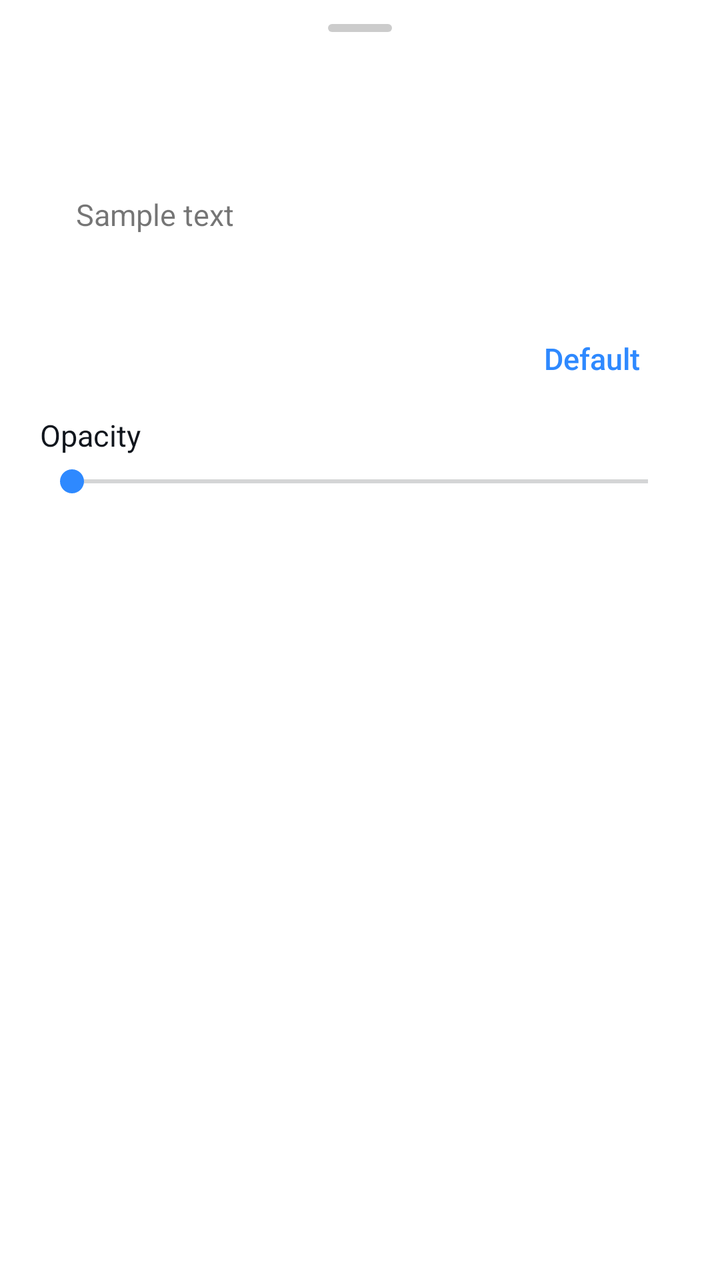
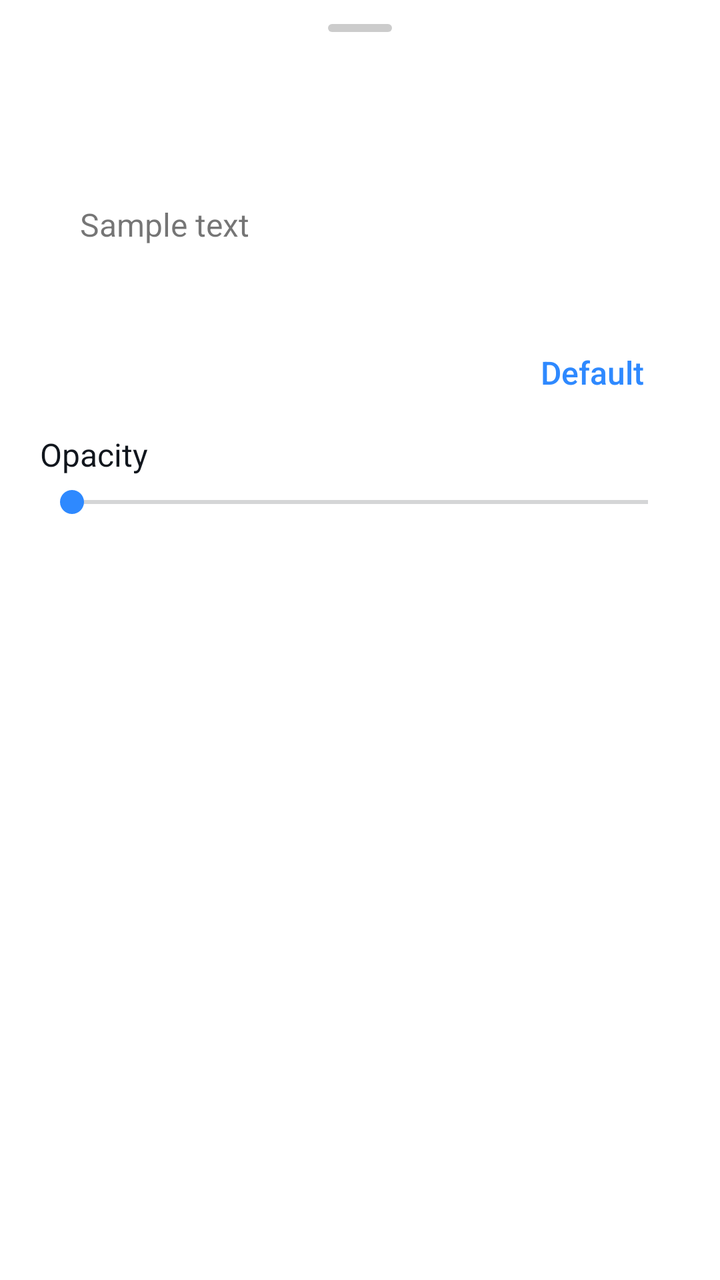

Screens rendered from an Android XML layout before and after an edit, with the pre-edit source and the edit as a unified diff.
<!-- AndroidManifest.xml: application theme Theme.Supernova -->
<!-- res/layout/sheet_style_picker.xml -->
<?xml version="1.0" encoding="utf-8"?>
<androidx.core.widget.NestedScrollView xmlns:android="http://schemas.android.com/apk/res/android"
    xmlns:app="http://schemas.android.com/apk/res-auto"
    android:layout_width="match_parent"
    android:layout_height="wrap_content">

    <LinearLayout
        android:layout_width="match_parent"
        android:layout_height="wrap_content"
        android:orientation="vertical"
        android:paddingBottom="20dp">

        <include layout="@layout/sheet_handle" />

        <TextView
            android:id="@+id/styleTitle"
            style="@style/SheetTitle" />

        <LinearLayout
            android:layout_width="match_parent"
            android:layout_height="wrap_content"
            android:orientation="vertical"
            android:paddingHorizontal="20dp">

        <FrameLayout
            android:id="@+id/stripSurface"
            android:layout_width="match_parent"
            android:layout_height="64dp"
            android:layout_marginTop="14dp"
            android:paddingHorizontal="18dp">

            <TextView
                android:id="@+id/stripText"
                android:layout_width="wrap_content"
                android:layout_height="wrap_content"
                android:layout_gravity="start|center_vertical"
                android:text="@string/style_preview_sample"
                android:textSize="15sp" />

            <View
                android:id="@+id/stripAccent"
                android:layout_width="18dp"
                android:layout_height="18dp"
                android:layout_gravity="end|center_vertical" />
        </FrameLayout>

        <com.google.android.material.button.MaterialButtonToggleGroup
            android:id="@+id/slotGroup"
            android:layout_width="match_parent"
            android:layout_height="wrap_content"
            android:layout_marginTop="14dp"
            app:checkedButton="@id/slotSurface"
            app:selectionRequired="true"
            app:singleSelection="true">

            <Button
                android:id="@+id/slotSurface"
                style="@style/Widget.Supernova.Button.Segment"
                android:layout_width="0dp"
                android:layout_height="wrap_content"
                android:layout_weight="1"
                android:text="@string/style_slot_surface" />

            <Button
                android:id="@+id/slotText"
                style="@style/Widget.Supernova.Button.Segment"
                android:layout_width="0dp"
                android:layout_height="wrap_content"
                android:layout_weight="1"
                android:text="@string/style_slot_text" />

            <Button
                android:id="@+id/slotAccent"
                style="@style/Widget.Supernova.Button.Segment"
                android:layout_width="0dp"
                android:layout_height="wrap_content"
                android:layout_weight="1"
                android:text="@string/style_slot_accent" />
        </com.google.android.material.button.MaterialButtonToggleGroup>

        
        <LinearLayout
            android:id="@+id/contrastRow"
            android:layout_width="match_parent"
            android:layout_height="wrap_content"
            android:layout_marginTop="12dp"
            android:orientation="vertical"
            android:visibility="gone">

            <LinearLayout
                android:layout_width="match_parent"
                android:layout_height="wrap_content"
                android:orientation="horizontal">

                <TextView
                    android:layout_width="0dp"
                    android:layout_height="wrap_content"
                    android:layout_weight="1"
                    android:labelFor="@id/contrastSeek"
                    android:text="@string/style_min_contrast"
                    android:textColor="@color/textPrimary"
                    android:textSize="15sp" />

                <TextView
                    android:id="@+id/contrastValue"
                    android:layout_width="wrap_content"
                    android:layout_height="wrap_content"
                    android:textColor="@color/textSecondary"
                    android:textSize="14sp" />
            </LinearLayout>

            <TextView
                android:layout_width="match_parent"
                android:layout_height="wrap_content"
                android:layout_marginTop="2dp"
                android:text="@string/style_min_contrast_summary"
                android:textColor="@color/textSecondary"
                android:textSize="13sp" />

            <SeekBar
                android:id="@+id/contrastSeek"
                android:layout_width="match_parent"
                android:layout_height="wrap_content"
                android:layout_marginTop="4dp"
                android:max="12" />
        </LinearLayout>

        <TextView
            android:id="@+id/styleGlassNote"
            android:layout_width="match_parent"
            android:layout_height="wrap_content"
            android:layout_marginBottom="8dp"
            android:text="@string/style_bar_glass_note"
            android:textColor="@color/textSecondary"
            android:textSize="13sp"
            android:visibility="gone" />

        <LinearLayout
            android:id="@+id/swatchRows"
            android:layout_width="match_parent"
            android:layout_height="wrap_content"
            android:orientation="vertical" />

        
        <LinearLayout
            android:id="@+id/customRows"
            android:layout_width="match_parent"
            android:layout_height="wrap_content"
            android:orientation="vertical"
            android:visibility="gone" />

        <Button
            android:id="@+id/styleDefault"
            style="@style/Widget.Supernova.Button.Text"
            android:layout_width="wrap_content"
            android:layout_height="wrap_content"
            android:layout_gravity="end"
            android:layout_marginTop="4dp"
            android:text="@string/option_default" />

        <LinearLayout
            android:id="@+id/opacityRow"
            android:layout_width="match_parent"
            android:layout_height="wrap_content"
            android:layout_marginTop="6dp"
            android:orientation="vertical">

            <LinearLayout
                android:layout_width="match_parent"
                android:layout_height="wrap_content"
                android:orientation="horizontal">

                <TextView
                    android:layout_width="0dp"
                    android:layout_height="wrap_content"
                    android:layout_weight="1"
                    android:labelFor="@id/opacitySeek"
                    android:text="@string/style_opacity"
                    android:textColor="@color/textPrimary"
                    android:textSize="15sp" />

                <TextView
                    android:id="@+id/opacityValue"
                    android:layout_width="wrap_content"
                    android:layout_height="wrap_content"
                    android:textColor="@color/textSecondary"
                    android:textSize="14sp" />
            </LinearLayout>

            <SeekBar
                android:id="@+id/opacitySeek"
                android:layout_width="match_parent"
                android:layout_height="wrap_content"
                android:layout_marginTop="4dp"
                android:max="100" />
        </LinearLayout>

        </LinearLayout>
    </LinearLayout>
</androidx.core.widget.NestedScrollView>
<!-- res/layout/sheet_handle.xml (included above) -->
<?xml version="1.0" encoding="utf-8"?>
<View xmlns:android="http://schemas.android.com/apk/res/android"
    android:layout_width="32dp"
    android:layout_height="4dp"
    android:layout_gravity="center_horizontal"
    android:layout_marginTop="12dp"
    android:layout_marginBottom="8dp"
    android:background="@drawable/bg_sheet_handle"
    android:importantForAccessibility="no" />
<!-- resources referenced by this layout -->
<resources>
  <style name="SheetTitle">
          <item name="android:layout_width">match_parent</item>
          <item name="android:layout_height">wrap_content</item>
          <item name="android:paddingHorizontal">20dp</item>
          <item name="android:paddingTop">4dp</item>
          <item name="android:paddingBottom">4dp</item>
          <item name="android:textColor">@color/textPrimary</item>
          <item name="android:textSize">22sp</item>
          <item name="android:fontFamily">sans-serif-medium</item>
      </style>
  <style name="Widget.Supernova.Button.Segment" parent="Widget.MaterialComponents.Button.OutlinedButton">
          <item name="android:textAllCaps">false</item>
          <item name="android:textSize">14sp</item>
          <item name="android:fontFamily">sans-serif-medium</item>
          <item name="android:letterSpacing">0</item>
          <item name="android:minHeight">40dp</item>
          <item name="android:insetTop">0dp</item>
          <item name="android:insetBottom">0dp</item>
          <item name="android:paddingStart">14dp</item>
          <item name="android:paddingEnd">14dp</item>
          <item name="android:maxLines">1</item>
          <item name="cornerRadius">20dp</item>
          <item name="strokeColor">@color/textInputStroke</item>
          <item name="strokeWidth">1dp</item>
          <item name="backgroundTint">@color/segment_background</item>
          <item name="android:textColor">@color/segment_text</item>
      </style>
  <style name="Widget.Supernova.Button.Text" parent="Widget.MaterialComponents.Button.TextButton">
          <item name="android:textAllCaps">false</item>
          <item name="android:textSize">15sp</item>
          <item name="android:fontFamily">sans-serif-medium</item>
          <item name="android:letterSpacing">0</item>
          <item name="android:minHeight">44dp</item>
          <item name="android:paddingStart">16dp</item>
          <item name="android:paddingEnd">16dp</item>
          <item name="cornerRadius">22dp</item>
      </style>
  <style name="Widget.Supernova.Button" parent="Widget.MaterialComponents.Button">
          <item name="android:textAllCaps">false</item>
          <item name="android:textSize">15sp</item>
          <item name="android:fontFamily">sans-serif-medium</item>
          <item name="android:letterSpacing">0</item>
          <item name="android:minHeight">44dp</item>
          <item name="android:paddingStart">22dp</item>
          <item name="android:paddingEnd">22dp</item>
          <item name="cornerRadius">22dp</item>
          <item name="elevation">0dp</item>
          <item name="android:stateListAnimator">@null</item>
      </style>
  <style name="TextAppearance.Supernova.DialogTitle" parent="MaterialAlertDialog.MaterialComponents.Title.Text">
          <item name="android:textColor">@color/textPrimary</item>
          <item name="android:textSize">22sp</item>
          <item name="android:fontFamily">sans-serif-medium</item>
      </style>
  <style name="TextAppearance.Supernova.DialogBody" parent="MaterialAlertDialog.MaterialComponents.Body.Text">
          <item name="android:textColor">@color/textSecondary</item>
          <item name="android:textSize">15sp</item>
          <item name="android:lineSpacingMultiplier">1.15</item>
      </style>
  <style name="Widget.Supernova.Button.Dialog" parent="Widget.MaterialComponents.Button.TextButton.Dialog">
          <item name="android:textAllCaps">false</item>
          <item name="android:textColor">?attr/colorAccentOnRaised</item>
          <item name="android:textSize">15sp</item>
          <item name="android:fontFamily">sans-serif-medium</item>
          <item name="android:letterSpacing">0</item>
          <item name="android:minHeight">44dp</item>
          <item name="cornerRadius">22dp</item>
      </style>
  <!-- unchanged entries left out for length: 34 -->
</resources>

<!-- the commit's change to res/layout/sheet_style_picker.xml (unified diff, before → after) -->
@@ -8,7 +8,7 @@
         android:layout_width="match_parent"
         android:layout_height="wrap_content"
         android:orientation="vertical"
-        android:paddingBottom="20dp">
+        android:paddingBottom="@dimen/space_ml">
 
         <include layout="@layout/sheet_handle" />
 
@@ -20,14 +20,14 @@
             android:layout_width="match_parent"
             android:layout_height="wrap_content"
             android:orientation="vertical"
-            android:paddingHorizontal="20dp">
+            android:paddingHorizontal="@dimen/space_ml">
 
         <FrameLayout
             android:id="@+id/stripSurface"
             android:layout_width="match_parent"
             android:layout_height="64dp"
-            android:layout_marginTop="14dp"
-            android:paddingHorizontal="18dp">
+            android:layout_marginTop="@dimen/space_md"
+            android:paddingHorizontal="@dimen/space_ml">
 
             <TextView
                 android:id="@+id/stripText"
@@ -35,7 +35,7 @@
                 android:layout_height="wrap_content"
                 android:layout_gravity="start|center_vertical"
                 android:text="@string/style_preview_sample"
-                android:textSize="15sp" />
+                android:textSize="@dimen/text_body" />
 
             <View
                 android:id="@+id/stripAccent"
@@ -48,7 +48,7 @@
             android:id="@+id/slotGroup"
             android:layout_width="match_parent"
             android:layout_height="wrap_content"
-            android:layout_marginTop="14dp"
+            android:layout_marginTop="@dimen/space_md"
             app:checkedButton="@id/slotSurface"
             app:selectionRequired="true"
             app:singleSelection="true">
@@ -83,7 +83,7 @@
             android:id="@+id/contrastRow"
             android:layout_width="match_parent"
             android:layout_height="wrap_content"
-            android:layout_marginTop="12dp"
+            android:layout_marginTop="@dimen/space_ms"
             android:orientation="vertical"
             android:visibility="gone">
 
@@ -99,29 +99,29 @@
                     android:labelFor="@id/contrastSeek"
                     android:text="@string/style_min_contrast"
                     android:textColor="@color/textPrimary"
-                    android:textSize="15sp" />
+                    android:textSize="@dimen/text_body" />
 
                 <TextView
                     android:id="@+id/contrastValue"
                     android:layout_width="wrap_content"
                     android:layout_height="wrap_content"
                     android:textColor="@color/textSecondary"
-                    android:textSize="14sp" />
+                    android:textSize="@dimen/text_secondary" />
             </LinearLayout>
 
             <TextView
                 android:layout_width="match_parent"
                 android:layout_height="wrap_content"
-                android:layout_marginTop="2dp"
+                android:layout_marginTop="@dimen/space_xxs"
                 android:text="@string/style_min_contrast_summary"
                 android:textColor="@color/textSecondary"
-                android:textSize="13sp" />
+                android:textSize="@dimen/text_secondary" />
 
             <SeekBar
                 android:id="@+id/contrastSeek"
                 android:layout_width="match_parent"
                 android:layout_height="wrap_content"
-                android:layout_marginTop="4dp"
+                android:layout_marginTop="@dimen/space_xs"
                 android:max="12" />
         </LinearLayout>
 
@@ -129,10 +129,10 @@
             android:id="@+id/styleGlassNote"
             android:layout_width="match_parent"
             android:layout_height="wrap_content"
-            android:layout_marginBottom="8dp"
+            android:layout_marginBottom="@dimen/space_sm"
             android:text="@string/style_bar_glass_note"
             android:textColor="@color/textSecondary"
-            android:textSize="13sp"
+            android:textSize="@dimen/text_secondary"
             android:visibility="gone" />
 
         <LinearLayout
@@ -155,14 +155,14 @@
             android:layout_width="wrap_content"
             android:layout_height="wrap_content"
             android:layout_gravity="end"
-            android:layout_marginTop="4dp"
+            android:layout_marginTop="@dimen/space_xs"
             android:text="@string/option_default" />
 
         <LinearLayout
             android:id="@+id/opacityRow"
             android:layout_width="match_parent"
             android:layout_height="wrap_content"
-            android:layout_marginTop="6dp"
+            android:layout_marginTop="@dimen/space_sm"
             android:orientation="vertical">
 
             <LinearLayout
@@ -177,21 +177,21 @@
                     android:labelFor="@id/opacitySeek"
                     android:text="@string/style_opacity"
                     android:textColor="@color/textPrimary"
-                    android:textSize="15sp" />
+                    android:textSize="@dimen/text_body" />
 
                 <TextView
                     android:id="@+id/opacityValue"
                     android:layout_width="wrap_content"
                     android:layout_height="wrap_content"
                     android:textColor="@color/textSecondary"
-                    android:textSize="14sp" />
+                    android:textSize="@dimen/text_secondary" />
             </LinearLayout>
 
             <SeekBar
                 android:id="@+id/opacitySeek"
                 android:layout_width="match_parent"
                 android:layout_height="wrap_content"
-                android:layout_marginTop="4dp"
+                android:layout_marginTop="@dimen/space_xs"
                 android:max="100" />
         </LinearLayout>
 
@@ -204,7 +204,7 @@
     android:layout_width="32dp"
     android:layout_height="4dp"
     android:layout_gravity="center_horizontal"
-    android:layout_marginTop="12dp"
-    android:layout_marginBottom="8dp"
+    android:layout_marginTop="@dimen/space_ms"
+    android:layout_marginBottom="@dimen/space_sm"
     android:background="@drawable/bg_sheet_handle"
     android:importantForAccessibility="no" />
<!-- resource entries referenced after the edit -->
@@ -1,25 +1,33 @@
 <!-- resources referenced by this layout -->
 <resources>
+  <dimen name="space_md">16dp</dimen>
+  <dimen name="space_ml">20dp</dimen>
+  <dimen name="space_ms">12dp</dimen>
+  <dimen name="space_sm">8dp</dimen>
+  <dimen name="space_xs">4dp</dimen>
+  <dimen name="space_xxs">2dp</dimen>
+  <dimen name="text_body">16sp</dimen>
+  <dimen name="text_secondary">14sp</dimen>
   <style name="SheetTitle">
           <item name="android:layout_width">match_parent</item>
           <item name="android:layout_height">wrap_content</item>
-          <item name="android:paddingHorizontal">20dp</item>
-          <item name="android:paddingTop">4dp</item>
-          <item name="android:paddingBottom">4dp</item>
+          <item name="android:paddingHorizontal">@dimen/space_ml</item>
+          <item name="android:paddingTop">@dimen/space_xs</item>
+          <item name="android:paddingBottom">@dimen/space_xs</item>
           <item name="android:textColor">@color/textPrimary</item>
-          <item name="android:textSize">22sp</item>
+          <item name="android:textSize">@dimen/text_headline</item>
           <item name="android:fontFamily">sans-serif-medium</item>
       </style>
   <style name="Widget.Supernova.Button.Segment" parent="Widget.MaterialComponents.Button.OutlinedButton">
           <item name="android:textAllCaps">false</item>
-          <item name="android:textSize">14sp</item>
+          <item name="android:textSize">@dimen/text_secondary</item>
           <item name="android:fontFamily">sans-serif-medium</item>
           <item name="android:letterSpacing">0</item>
           <item name="android:minHeight">40dp</item>
           <item name="android:insetTop">0dp</item>
           <item name="android:insetBottom">0dp</item>
-          <item name="android:paddingStart">14dp</item>
-          <item name="android:paddingEnd">14dp</item>
+          <item name="android:paddingStart">@dimen/space_md</item>
+          <item name="android:paddingEnd">@dimen/space_md</item>
           <item name="android:maxLines">1</item>
           <item name="cornerRadius">20dp</item>
           <item name="strokeColor">@color/textInputStroke</item>
@@ -29,17 +37,18 @@
       </style>
   <style name="Widget.Supernova.Button.Text" parent="Widget.MaterialComponents.Button.TextButton">
           <item name="android:textAllCaps">false</item>
-          <item name="android:textSize">15sp</item>
+          <item name="android:textSize">@dimen/text_body</item>
           <item name="android:fontFamily">sans-serif-medium</item>
           <item name="android:letterSpacing">0</item>
           <item name="android:minHeight">44dp</item>
-          <item name="android:paddingStart">16dp</item>
-          <item name="android:paddingEnd">16dp</item>
+          <item name="android:paddingStart">@dimen/space_md</item>
+          <item name="android:paddingEnd">@dimen/space_md</item>
           <item name="cornerRadius">22dp</item>
       </style>
+  <dimen name="text_headline">24sp</dimen>
   <style name="Widget.Supernova.Button" parent="Widget.MaterialComponents.Button">
           <item name="android:textAllCaps">false</item>
-          <item name="android:textSize">15sp</item>
+          <item name="android:textSize">@dimen/text_body</item>
           <item name="android:fontFamily">sans-serif-medium</item>
           <item name="android:letterSpacing">0</item>
           <item name="android:minHeight">44dp</item>
@@ -51,18 +60,18 @@
       </style>
   <style name="TextAppearance.Supernova.DialogTitle" parent="MaterialAlertDialog.MaterialComponents.Title.Text">
           <item name="android:textColor">@color/textPrimary</item>
-          <item name="android:textSize">22sp</item>
+          <item name="android:textSize">@dimen/text_headline</item>
           <item name="android:fontFamily">sans-serif-medium</item>
       </style>
   <style name="TextAppearance.Supernova.DialogBody" parent="MaterialAlertDialog.MaterialComponents.Body.Text">
           <item name="android:textColor">@color/textSecondary</item>
-          <item name="android:textSize">15sp</item>
+          <item name="android:textSize">@dimen/text_body</item>
           <item name="android:lineSpacingMultiplier">1.15</item>
       </style>
   <style name="Widget.Supernova.Button.Dialog" parent="Widget.MaterialComponents.Button.TextButton.Dialog">
           <item name="android:textAllCaps">false</item>
           <item name="android:textColor">?attr/colorAccentOnRaised</item>
-          <item name="android:textSize">15sp</item>
+          <item name="android:textSize">@dimen/text_body</item>
           <item name="android:fontFamily">sans-serif-medium</item>
           <item name="android:letterSpacing">0</item>
           <item name="android:minHeight">44dp</item>
